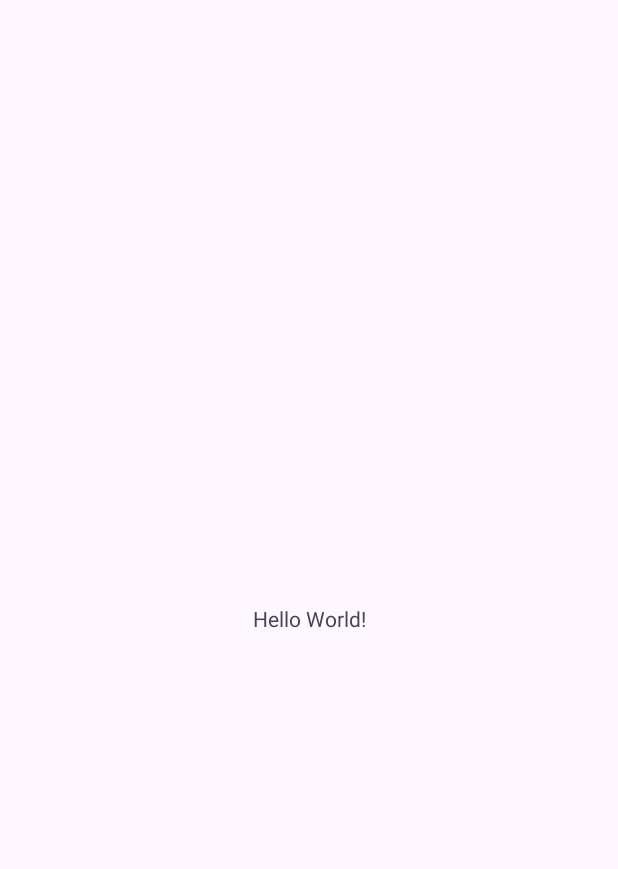
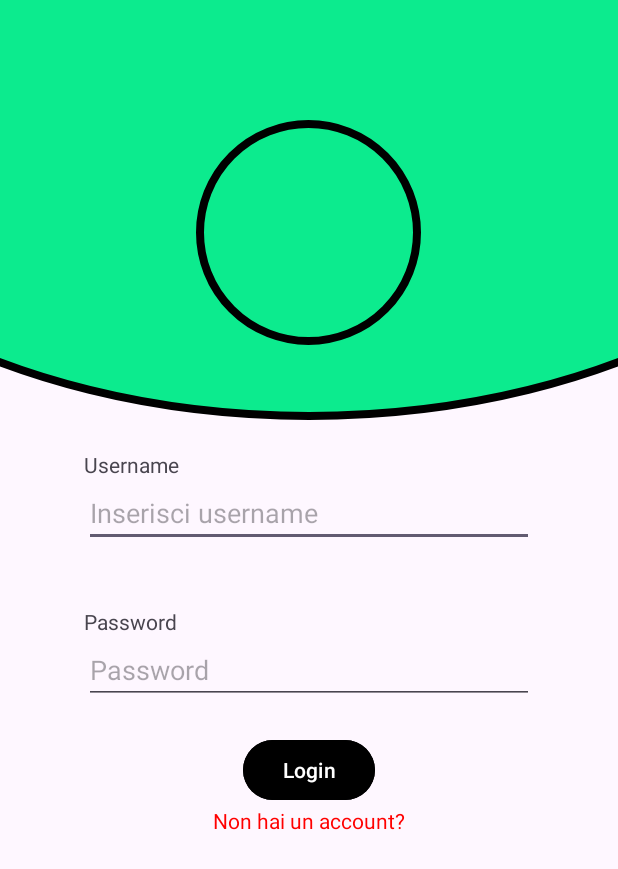
Before and after one commit to Tommiconlai/AppPet, an Android app: the screen it shows after launch (MainActivity), on a phone screen of 412 x 824 dp. Before the commit the part shown is almost empty. Shown: the top 869 px of the screen. Run offline under Robolectric (Android 15) with nearby library versions, the light colour scheme and no system bars.

Commit message:
inizio layout

```diff
--- /dev/null
+++ b/Android/app/src/main/res/drawable/circle_1.xml
@@ -0,0 +1,12 @@
+<?xml version="1.0" encoding="utf-8"?>
+<shape xmlns:android="http://schemas.android.com/apk/res/android"
+    android:shape="oval">
+
+    <stroke
+        android:width="5dp"
+        android:color="@color/black"/>
+
+    <solid
+        android:color="#0CEB8E"/>
+
+</shape>
--- a/Android/app/src/main/res/layout/activity_main.xml
+++ b/Android/app/src/main/res/layout/activity_main.xml
@@ -1,19 +1,82 @@
 <?xml version="1.0" encoding="utf-8"?>
-<androidx.constraintlayout.widget.ConstraintLayout xmlns:android="http://schemas.android.com/apk/res/android"
+<LinearLayout xmlns:android="http://schemas.android.com/apk/res/android"
     xmlns:app="http://schemas.android.com/apk/res-auto"
     xmlns:tools="http://schemas.android.com/tools"
     android:id="@+id/main"
     android:layout_width="match_parent"
     android:layout_height="match_parent"
-    tools:context=".MainActivity">
+    tools:context=".MainActivity"
+    android:orientation="vertical">
+
+    <FrameLayout
+        android:layout_width="wrap_content"
+        android:layout_height="300dp"
+        android:layout_gravity="top">
+        <ImageView
+            android:layout_marginTop="-120dp"
+            android:id="@+id/Pippo"
+            android:layout_width="800dp"
+            android:layout_height="500dp"
+            android:src="@drawable/circle_1"
+            android:layout_gravity="center"/>
+
+        <ImageView
+            android:id="@+id/Pippo2"
+            android:layout_width="150dp"
+            android:layout_height="150dp"
+            android:src="@drawable/circle_1"
+            android:layout_gravity="center_horizontal"
+            android:layout_marginTop="80dp"/>
+    </FrameLayout>
+
+    <LinearLayout
+        android:layout_width="wrap_content"
+        android:layout_height="wrap_content"
+        android:layout_gravity="center"
+        android:orientation="vertical">
+
+        <TextView
+            android:textAlignment="textStart"
+            android:layout_width="wrap_content"
+            android:layout_height="wrap_content"
+            android:text="Username"/>
+
+        <EditText
+            android:id="@+id/usernameEditTxt"
+            android:layout_width="300dp"
+            android:layout_height="wrap_content"
+            android:hint="Inserisci username"
+            android:layout_marginBottom="40dp"/>
+
+        <TextView
+            android:textAlignment="textStart"
+            android:layout_width="wrap_content"
+            android:layout_height="wrap_content"
+            android:text="Password"/>
+
+        <EditText
+            android:id="@+id/passwordEditTxt"
+            android:layout_width="300dp"
+            android:layout_height="wrap_content"
+            android:hint="Password"
+            android:layout_marginBottom="20dp"/>
+
+        <Button
+            android:id="@+id/loginBTN"
+            android:layout_width="wrap_content"
+            android:layout_height="wrap_content"
+            android:text="Login"
+            android:backgroundTint="@color/black"
+            android:layout_gravity="center_horizontal"/>
+    </LinearLayout>
 
     <TextView
+        android:id="@+id/registrazioneTxt"
         android:layout_width="wrap_content"
         android:layout_height="wrap_content"
-        android:text="Hello World!"
-        app:layout_constraintBottom_toBottomOf="parent"
-        app:layout_constraintEnd_toEndOf="parent"
-        app:layout_constraintStart_toStartOf="parent"
-        app:layout_constraintTop_toTopOf="parent" />
+        android:text="Non hai un account?"
+        android:textColor="#FF0000"
+        android:layout_gravity="center_horizontal"
+        android:gravity="bottom"/>
 
-</androidx.constraintlayout.widget.ConstraintLayout>
+</LinearLayout>
```
